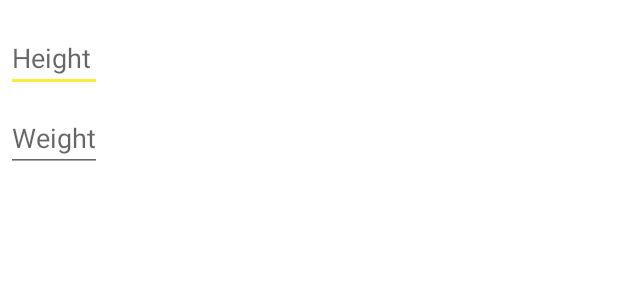
After one commit to huynhmytuan/HealthKon, an Android app: the layout fragment_custom_dialog.xml on its own in the app's theme, with its tools: preview values and no code run, on a phone screen of 412 x 824 dp. The commit adds this screen. Shown: the top 300 px of the screen. Run offline under Robolectric (Android 15) with nearby library versions, the phone set to English and light mode, and no system bars; Roboto replaces fonts that are not available here.

Commit message:
Long Commit -- Update BMI Controller

```diff
--- a/app/src/main/res/layout/fragment_4.xml
+++ b/app/src/main/res/layout/fragment_4.xml
@@ -259,8 +259,7 @@
         android:layout_marginStart="10dp"
         android:layout_marginTop="10dp"
         android:layout_marginEnd="10dp"
-        android:layout_marginBottom="10dp"
-        android:background="@drawable/chart">
+        android:layout_marginBottom="10dp">
 
         <com.google.android.material.floatingactionbutton.FloatingActionButton
             android:id="@+id/floatingActionButton"
--- /dev/null
+++ b/app/src/main/res/layout/fragment_custom_dialog.xml
@@ -0,0 +1,33 @@
+<?xml version="1.0" encoding="utf-8"?>
+<LinearLayout xmlns:android="http://schemas.android.com/apk/res/android"
+    android:orientation="vertical"
+    android:layout_width="wrap_content"
+    android:layout_height="wrap_content"
+    android:id="@+id/layout_dialog">
+
+    <EditText
+        android:id="@+id/itemHeight"
+        android:inputType="number"
+        android:maxLength="3"
+        android:maxHeight="220dp"
+        android:layout_width="match_parent"
+        android:layout_height="wrap_content"
+        android:layout_marginTop="16dp"
+        android:layout_marginLeft="4dp"
+        android:layout_marginRight="4dp"
+        android:layout_marginBottom="4dp"
+        android:hint="Height" />
+    <EditText
+        android:id="@+id/itemWeight"
+        android:inputType="number"
+        android:maxLength="3"
+        android:layout_width="match_parent"
+        android:layout_height="wrap_content"
+        android:layout_marginTop="4dp"
+        android:layout_marginLeft="4dp"
+        android:layout_marginRight="4dp"
+        android:layout_marginBottom="16dp"
+        android:fontFamily="sans-serif"
+        android:hint="Weight"
+        />
+</LinearLayout>
```
Also changed, not shown: app/src/main/res/drawable-anydpi/ic_action_float.xml (added, +16 -0 lines), app/src/main/res/drawable-mdpi/ic_action_float.png (added), app/src/main/res/drawable-xhdpi/ic_action_float.png (added), app/src/main/res/drawable-xxhdpi/ic_action_float.png (added), app/src/main/res/drawable/ic_action_float.png (added).
